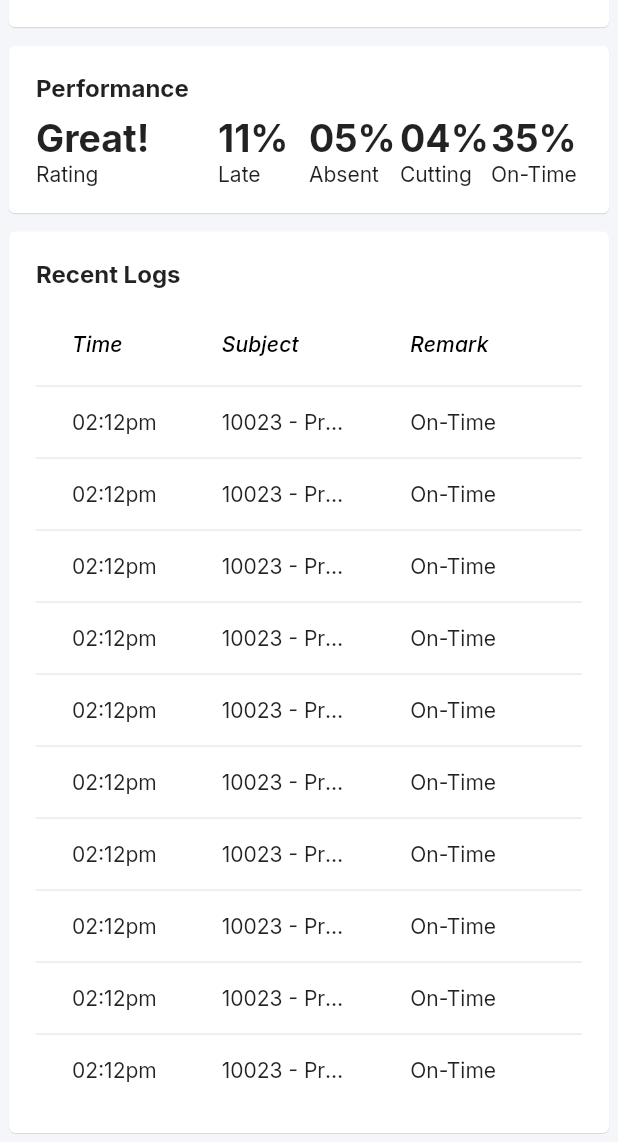
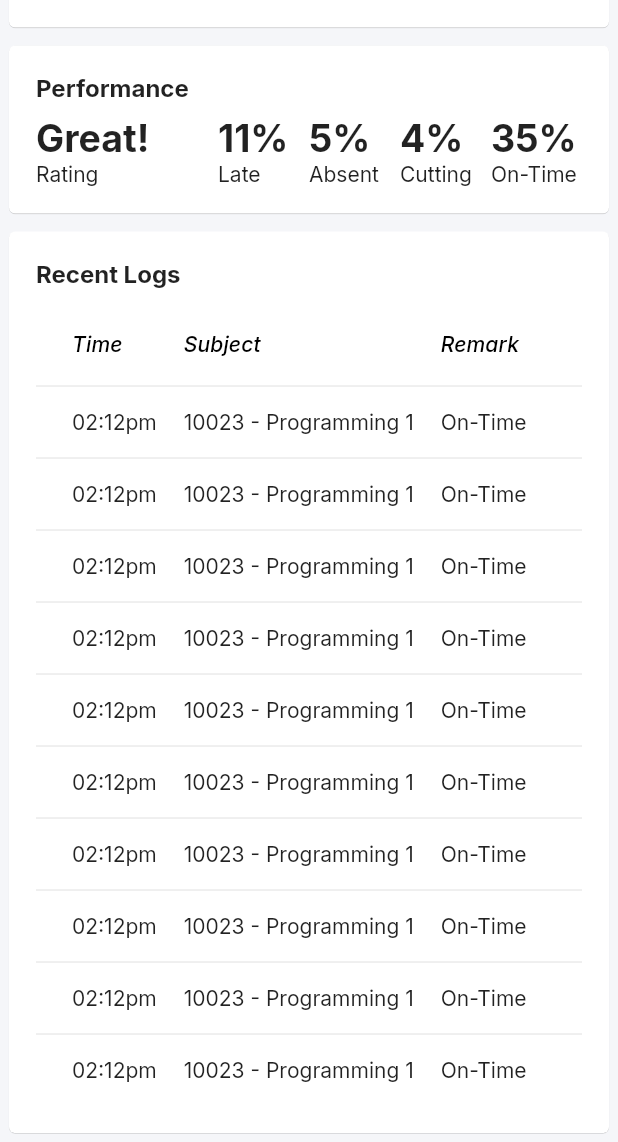
Before and after one commit to Adotac/SAMIDS-Project, a Flutter app: the screen it shows after launch, scrolled down 217 dp, on a phone screen of 412 x 824 dp, the part 94-1236 px from its top. Run offline on Flutter 3.47's test engine with Material 2 defaults, Android fonts, the phone set to English and light mode, and no system bars; our stand-ins replace date_format, dio, google_fonts, sidebarx; missing offline and left inert: dart:html.

Commit message:
dashboard UI adjustments

```diff
--- a/_flutter src-code/lib/src/screen/student/dashboard.dart
+++ b/_flutter src-code/lib/src/screen/student/dashboard.dart
@@ -116,8 +116,7 @@ class StudentDashboard extends StatelessWidget {
     return DataRow(
       cells: <DataCell>[
         DataCell(Text('02:12pm')),
-        DataCell(SizedBox(
-          width: MediaQuery.of(context).size.width * 0.2,
+        DataCell(Expanded(
           child: Text(
             textAlign: TextAlign.start,
             '10023 - Programming 1',
@@ -134,7 +133,7 @@ class StudentDashboard extends StatelessWidget {
       width: double.infinity,
       child: DataTable(
         dividerThickness: 0,
-        columnSpacing: 10,
+        columnSpacing: 5,
         // ignore: prefer_const_literals_to_create_immutables
         columns: [
           DataColumn(
@@ -191,8 +190,8 @@ class StudentDashboard extends StatelessWidget {
           DataNumber(
               number: "Great!", description: "Rating", flex: leadingFlex),
           DataNumber(number: "11%", description: "Late", flex: 1),
-          DataNumber(number: "05%", description: "Absent", flex: 1),
-          DataNumber(number: "04%", description: "Cutting", flex: 1),
+          DataNumber(number: "5%", description: "Absent", flex: 1),
+          DataNumber(number: "4%", description: "Cutting", flex: 1),
           DataNumber(number: "35%", description: "On-Time", flex: 1),
         ],
       ),
```
